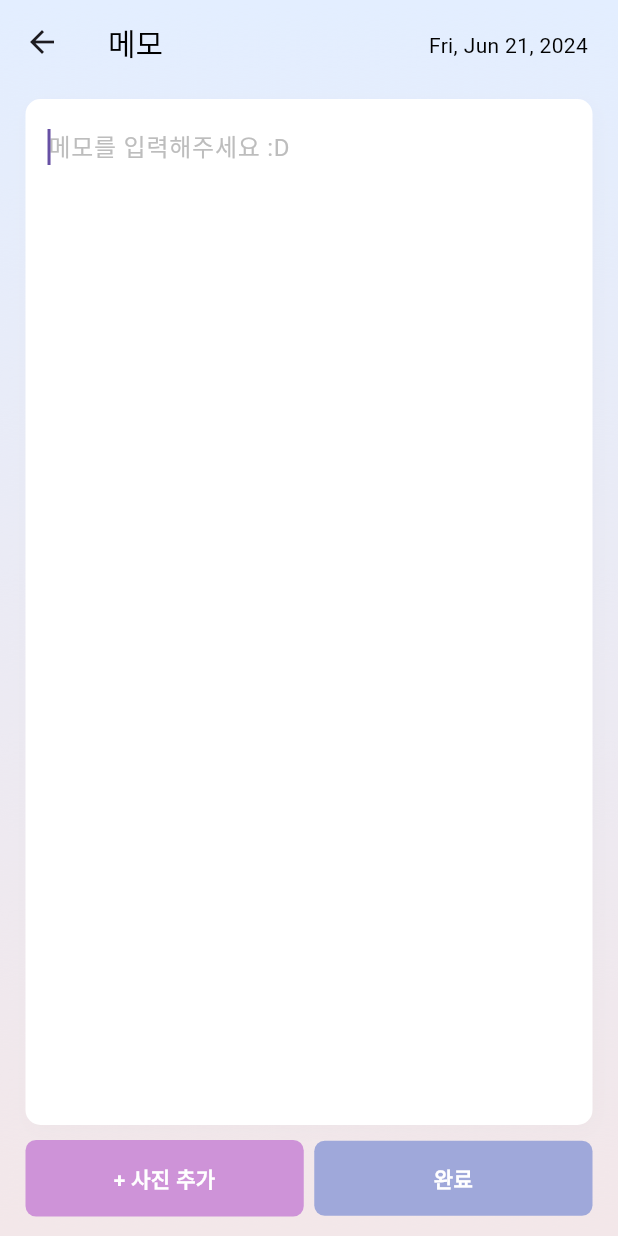
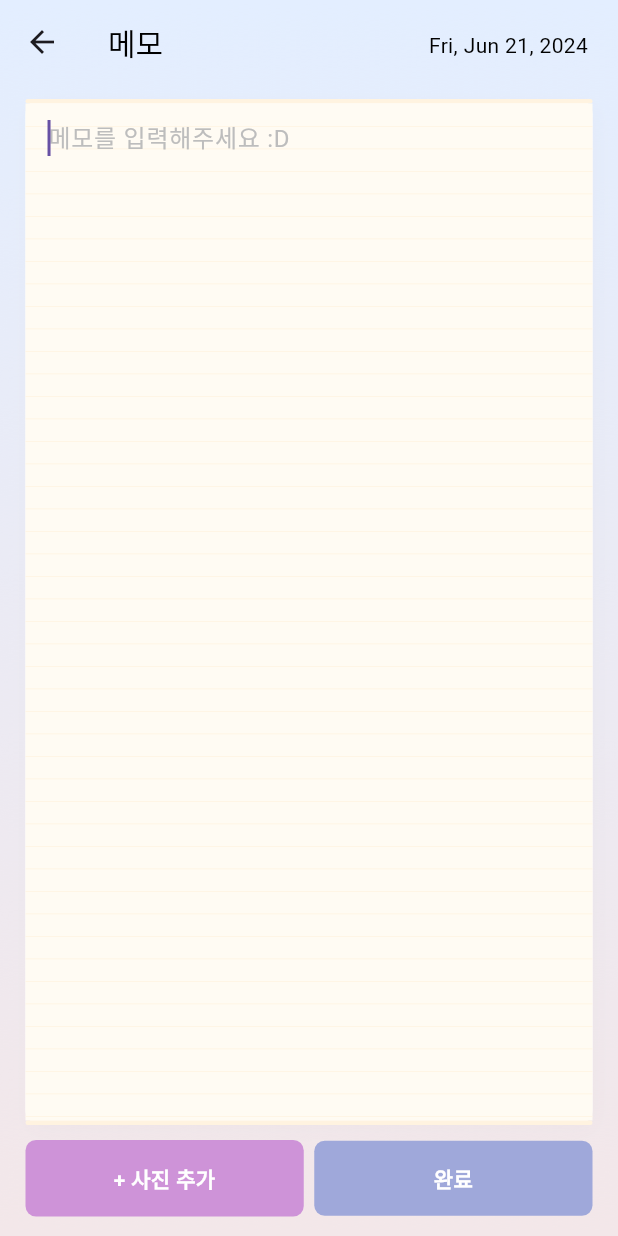
Before and after one commit to kthdd1234/todo-planner-project, a Flutter app: the MemoSettingPage screen opened directly with empty values, on a phone screen of 412 x 824 dp. Run offline on Flutter 3.47's test engine with Material 3 defaults, Android fonts, the phone set to English and light mode, and no system bars; our stand-ins replace carousel_slider, easy_localization, flutter_speed_dial, flutter_svg, fluttertoast, google_mobile_ads and 9 more; missing offline and left inert: app_tracking_transparency, multi_value_listenable_builder; accounts and stored records are empty; Roboto replaces fonts that are missing (IM_Hyemin).

Commit message:
- 투두 플래너 앱 스토어에 등록 및 업로드 준비

```diff
--- a/lib/common/CommonText.dart
+++ b/lib/common/CommonText.dart
@@ -9,7 +9,6 @@
     this.fontSize,
     this.isNotTr,
     this.isBold,
-    this.isRequired,
     this.highlightColor,
     this.nameArgs,
     this.onTap,
@@ -23,7 +22,7 @@
   String text;
   Color? color;
   double? fontSize;
-  bool? isNotTr, isBold, isRequired;
+  bool? isNotTr, isBold;
   Color? highlightColor;
   Map<String, String>? nameArgs;
   TextAlign? textAlign;
@@ -35,7 +34,13 @@
 
   @override
   Widget build(BuildContext context) {
-    final basicText = Text(
+    return Container(
+      padding: EdgeInsets.all(highlightColor != null ? 3 : 0),
+      decoration: BoxDecoration(
+        borderRadius: BorderRadius.circular(3),
+        color: highlightColor,
+      ),
+      child: Text(
         text,
         textAlign: textAlign ?? TextAlign.center,
         softWrap: softWrap ?? true,
@@ -47,20 +52,7 @@
           decoration: decoration,
           decorationColor: decorationColor,
         ),
-    );
-
-    return Container(
-      padding: EdgeInsets.all(highlightColor != null ? 3 : 0),
-      decoration: BoxDecoration(
-        borderRadius: BorderRadius.circular(3),
-        color: highlightColor,
       ),
-      child: isRequired != true
-          ? basicText
-          : Row(children: [
-              basicText,
-              const Text(' *', style: TextStyle(color: Colors.red))
-            ]),
     );
   }
 }
--- a/lib/main.dart
+++ b/lib/main.dart
@@ -1,6 +1,10 @@
+import 'dart:developer';
+
+import 'package:app_tracking_transparency/app_tracking_transparency.dart';
 import 'package:easy_localization/easy_localization.dart';
 import 'package:flutter/cupertino.dart';
 import 'package:flutter/material.dart';
+import 'package:flutter/services.dart';
 import 'package:intl/date_symbol_data_local.dart';
 import 'package:project/page/HomePage.dart';
 import 'package:project/page/IntroPage.dart';
@@ -25,14 +29,38 @@
     EasyLocalization(
       supportedLocales: const [Locale('ko'), Locale('en'), Locale('ja')],
       path: 'assets/translation',
-      fallbackLocale: const Locale('en'),
+      fallbackLocale: const Locale('ko'),
       child: const MyApp(),
     ),
   );
 }
 
-class MyApp extends StatelessWidget {
+class MyApp extends StatefulWidget {
   const MyApp({super.key});
+
+  @override
+  State<MyApp> createState() => _MyAppState();
+}
+
+class _MyAppState extends State<MyApp> {
+  appTrackingTransparency() async {
+    try {
+      TrackingStatus status =
+          await AppTrackingTransparency.trackingAuthorizationStatus;
+
+      if (status == TrackingStatus.notDetermined) {
+        await AppTrackingTransparency.requestTrackingAuthorization();
+      }
+    } on PlatformException {
+      log('error');
+    }
+  }
+
+  @override
+  void initState() {
+    appTrackingTransparency();
+    super.initState();
+  }
 
   @override
   Widget build(BuildContext context) {
--- a/lib/page/HistoryPage.dart
+++ b/lib/page/HistoryPage.dart
@@ -1,5 +1,3 @@
-import 'dart:developer';
-
 import 'package:easy_localization/easy_localization.dart';
 import 'package:flutter/material.dart';
 import 'package:project/common/CommonBackground.dart';
@@ -9,7 +7,6 @@
 import 'package:project/common/CommonTag.dart';
 import 'package:project/common/CommonText.dart';
 import 'package:project/model/record_box/record_box.dart';
-import 'package:project/model/user_box/user_box.dart';
 import 'package:project/util/class.dart';
 import 'package:project/util/final.dart';
 import 'package:project/util/func.dart';
--- a/lib/page/introPage.dart
+++ b/lib/page/introPage.dart
@@ -65,7 +65,7 @@
           mainAxisAlignment: MainAxisAlignment.center,
           children: [
             const Spacer(),
-            svgAsset(name: 'app-icon', width: 80),
+            svgAsset(name: 'todo-planner-app-icon', width: 80),
             CommonSpace(height: 20),
             CommonText(text: '반가워요! 투두 플래너와 함께', color: textColor),
             CommonSpace(height: 2),
--- a/lib/page/memoSettingPage.dart
+++ b/lib/page/memoSettingPage.dart
@@ -3,12 +3,17 @@
 import 'dart:ffi';
 import 'dart:typed_data';
 import 'package:easy_localization/easy_localization.dart';
+import 'package:flutter/cupertino.dart';
 import 'package:flutter/material.dart';
+import 'package:flutter/widgets.dart';
 import 'package:project/common/CommonBackground.dart';
 import 'package:project/common/CommonButton.dart';
 import 'package:project/common/CommonContainer.dart';
 import 'package:project/common/CommonImage.dart';
 import 'package:project/model/record_box/record_box.dart';
+import 'package:project/util/constants.dart';
+import 'package:project/widget/border/HorizentalBorder.dart';
+import 'package:project/widget/container/MemoContainer.dart';
 import 'package:project/widget/popup/AlertPopup.dart';
 import 'package:project/common/CommonScaffold.dart';
 import 'package:project/common/CommonSpace.dart';
@@ -67,14 +72,6 @@
     );
   }
 
-  onDateTime() {
-    //
-  }
-
-  onChanged(_) {
-    //
-  }
-
   onAddImage() {
     showModalBottomSheet(
       context: context,
@@ -113,7 +110,11 @@
         onRemove: () {
           setState(() {
             uint8ListList.removeWhere((uint8List_) => uint8List_ == uint8List);
+            if (uint8ListList.isEmpty) widget.recordBox?.imageList = null;
+
+            widget.recordBox?.save();
           });
+
           navigatorPop(context);
         },
       ),
@@ -180,17 +181,41 @@
           children: [
             Expanded(
               child: CommonContainer(
+                innerPadding: const EdgeInsets.all(0),
                 outerPadding: const EdgeInsets.fromLTRB(7, 0, 7, 7),
-                child: ListView(
+                child: Column(
                   children: [
-                    ImageContainer(
-                      uint8ListList: uint8ListList,
-                      onImage: onImage,
+                    HorizentalBorder(color: orange.s50),
+                    Expanded(
+                      child: Container(
+                        color: memoBgColor,
+                        child: CustomPaint(
+                          painter: BacgroundPaint(),
+                          child: Padding(
+                            padding: const EdgeInsets.symmetric(
+                              vertical: 10,
+                              horizontal: 15,
+                            ),
+                            child: ListView(
+                              children: [
+                                MemoField(
+                                  controller: memoContoller,
+                                  onChanged: (_) {},
+                                ),
+                                Padding(
+                                  padding: const EdgeInsets.only(top: 10),
+                                  child: ImageContainer(
+                                    uint8ListList: uint8ListList,
+                                    onImage: onImage,
+                                  ),
+                                ),
+                              ],
+                            ),
+                          ),
+                        ),
+                      ),
                     ),
-                    MemoField(
-                      controller: memoContoller,
-                      onChanged: onChanged,
-                    ),
+                    HorizentalBorder(color: orange.s50),
                   ],
                 ),
               ),
@@ -265,6 +290,7 @@
     this.onEditingComplete,
     this.textInputAction,
     this.hintText,
+    this.contentPadding,
   });
 
   String? hintText;
@@ -272,6 +298,7 @@
   bool? autofocus;
   TextEditingController controller;
   TextInputAction? textInputAction;
+  EdgeInsets? contentPadding;
   Function(String) onChanged;
   Function()? onEditingComplete;
 
@@ -285,6 +312,8 @@
       textInputAction: textInputAction ?? TextInputAction.newline,
       style: fontSize != null ? TextStyle(fontSize: fontSize!) : null,
       decoration: InputDecoration(
+        contentPadding: contentPadding ??
+            const EdgeInsets.symmetric(horizontal: 0, vertical: 0),
         isDense: true,
         border: InputBorder.none,
         hintText: hintText ?? '메모를 입력해주세요 :D',
--- a/lib/util/constants.dart
+++ b/lib/util/constants.dart
@@ -9,6 +9,9 @@
 
 /// whiteBgBtnColor
 const whiteBgBtnColor = Color(0xffF3F4F9);
+
+/// memoBgColor
+const memoBgColor = Color.fromARGB(255, 255, 251, 243);
 
 /// buttonColor
 final buttonColor = indigo.s200;
--- a/lib/util/final.dart
+++ b/lib/util/final.dart
@@ -37,7 +37,7 @@
   colorName: '남색',
   original: Colors.indigo,
   s50: Colors.indigo.shade50,
-  s100: Colors.indigo.shade100,
+  s100: Colors.indigo.shade100, // 197, 202, 233
   s200: Colors.indigo.shade200,
   s300: Colors.indigo.shade300, // 255, 121, 134, 203
   s400: Colors.indigo.shade400,
@@ -57,7 +57,7 @@
   colorName: '청록색',
   original: Colors.teal,
   s50: Colors.teal.shade50,
-  s100: Colors.teal.shade100,
+  s100: Colors.teal.shade100, // 178, 223, 219
   s200: Colors.teal.shade200, // 128, 203, 196
   s300: Colors.teal.shade300, // 255, 77, 182, 172
   s400: Colors.teal.shade400,
@@ -67,7 +67,7 @@
   colorName: '빨간색',
   original: Colors.red,
   s50: Colors.red.shade50,
-  s100: Colors.red.shade100,
+  s100: Colors.red.shade100, // 255, 205, 210
   s200: Colors.red.shade200, // 239, 154, 154
   s300: Colors.red.shade300, // 229, 115, 115
   s400: Colors.red.shade400,
@@ -87,7 +87,7 @@
   colorName: '파란색',
   original: Colors.blue,
   s50: Colors.blue.shade50,
-  s100: Colors.blue.shade100,
+  s100: Colors.blue.shade100, // 187, 222, 251
   s200: Colors.blue.shade200,
   s300: Colors.blue.shade300,
   s400: Colors.blue.shade400,
@@ -107,7 +107,7 @@
   colorName: '주황색',
   original: Colors.orange,
   s50: Colors.orange.shade50,
-  s100: Colors.orange.shade100,
+  s100: Colors.orange.shade100, // 255, 224, 178
   s200: Colors.orange.shade200, // 255, 204, 128
   s300: Colors.orange.shade300,
   s400: Colors.orange.shade400,
@@ -117,7 +117,7 @@
   colorName: '보라색',
   original: Colors.purple,
   s50: Colors.purple.shade50,
-  s100: Colors.purple.shade100,
+  s100: Colors.purple.shade100, // 225, 190, 231
   s200: Colors.purple.shade200, // 206, 147, 216
   s300: Colors.purple.shade300,
   s400: Colors.purple.shade400,
--- a/lib/widget/container/TaskContainer.dart
+++ b/lib/widget/container/TaskContainer.dart
@@ -229,7 +229,7 @@
       context: context,
       builder: (context) => CommonModalSheet(
         title: widget.taskItem.name,
-        height: 185,
+        height: 187,
         child: Row(
           children: [
             ModalButton(
@@ -324,8 +324,8 @@
               svgName: 'mark-${widget.taskItem.mark ?? 'E'}',
               width: 25,
               actionColor: widget.taskItem.mark == null
-                  ? widget.taskItem.color.s200
-                  : widget.taskItem.color.s100,
+                  ? widget.taskItem.color.s300
+                  : widget.taskItem.color.s200,
               onTap: onMark,
             ),
           ],
--- a/lib/widget/popup/MarkPopup.dart
+++ b/lib/widget/popup/MarkPopup.dart
@@ -245,6 +245,10 @@
                         fontSize: 15,
                         autofocus: isAutoFocus,
                         controller: memoController,
+                        contentPadding: const EdgeInsets.symmetric(
+                          horizontal: 0,
+                          vertical: 8,
+                        ),
                         textInputAction: TextInputAction.done,
                         onChanged: onChanged,
                         onEditingComplete: onEditingComplete,
@@ -311,7 +315,7 @@
                   child: svgAsset(
                     name: 'mark-$mark',
                     width: 15,
-                    color: getColorClass(colorName).s200,
+                    color: getColorClass(colorName).s300,
                   ),
                 ),
                 CommonSpace(width: 10),
--- a/pubspec.yaml
+++ b/pubspec.yaml
@@ -56,6 +56,8 @@
   package_info_plus: ^8.0.0
   google_mobile_ads: ^5.1.0
   url_launcher: ^6.3.0
+  app_tracking_transparency: ^2.0.5
+  permission_handler: ^11.3.1
 
 dev_dependencies:
   flutter_test:
@@ -121,7 +123,7 @@
     - assets/svg/premium-free.svg
     - assets/svg/premium-no-ads.svg
     - assets/svg/premium-photos.svg
-    - assets/svg/app-icon.svg
+    - assets/svg/todo-planner-app-icon.svg
 
   # An image asset can refer to one or more resolution-specific "variants", see
   # https://flutter.dev/assets-and-images/#resolution-aware
```
Also changed, not shown: lib/common/CommonModalSheet.dart (+10 -6 lines), lib/page/homePage.dart (+23 -40 lines), lib/widget/container/MemoContainer.dart (+6 -35 lines), lib/widget/history/HistoryTask.dart (+20 -17 lines), lib/widget/modalSheet/ImageAddModalSheet.dart (+20 -4 lines), assets/svg/app-icon.svg (deleted), assets/svg/todo-planner-app-icon.svg (added), pubspec.lock, 62 other files. Lines whose indentation alone changed are shown as unchanged.
